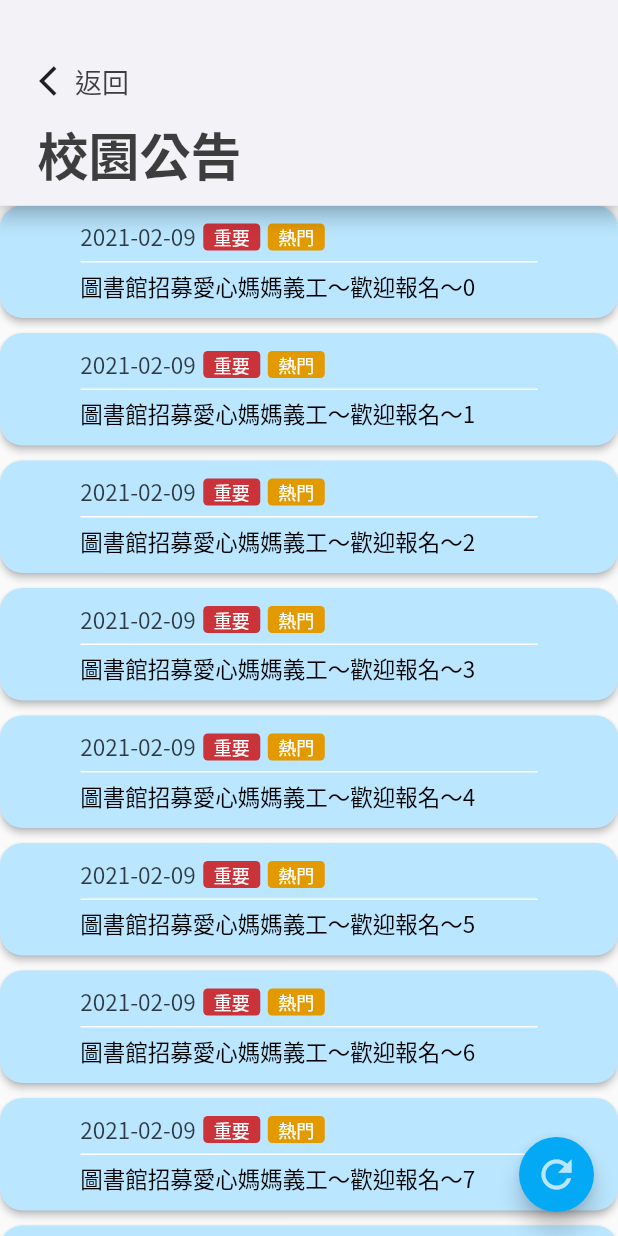
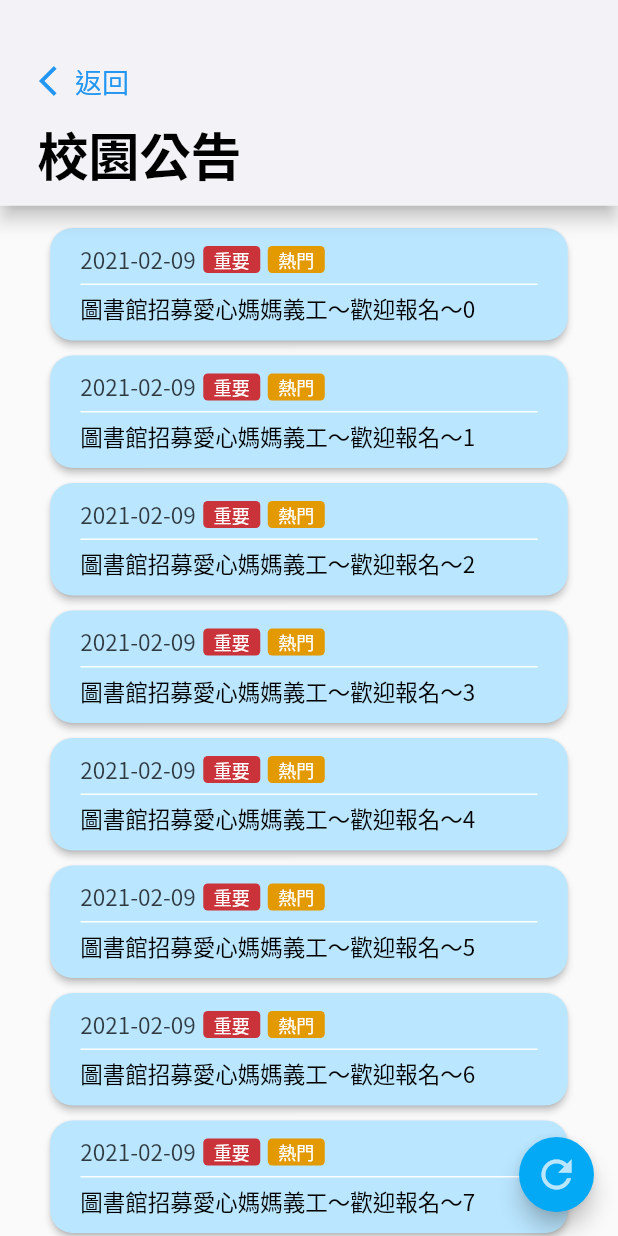
Before and after one commit to Teipo-tw/tcfsh_app, a Flutter app: the PageAnnouncementMain screen opened directly, on a phone screen of 412 x 824 dp. Run offline on Flutter 3.47's test engine with Material 2 defaults, Android fonts, the light colour scheme and no system bars; Roboto replaces fonts that are missing (Noto Sans CJK TC).

Commit message:
去除奧步、修好界面

```diff
--- a/lib/page_announcement_main.dart
+++ b/lib/page_announcement_main.dart
@@ -15,7 +15,7 @@ class _PageAnnouncementMainState extends State<PageAnnouncementMain> {
 
   @override
   void initState() {
-    //監聽滾動事件，列印滾動位置
+    //監聽滾動事件
     _scrollController.addListener(() {
       print(_scrollController.offset); //列印滾動位置
     });
@@ -23,7 +23,7 @@ class _PageAnnouncementMainState extends State<PageAnnouncementMain> {
 
   @override
   void dispose() {
-    //為了避免記憶體洩露，需要呼叫_controller.dispose
+    //避免記憶體洩露，呼叫_scrollController.dispose
     _scrollController.dispose();
     super.dispose();
   }
@@ -57,12 +57,13 @@ class _PageAnnouncementMainState extends State<PageAnnouncementMain> {
                       children: <Widget>[
                         Icon(
                           Icons.arrow_back_ios,
+                          color: Colors.blue,
                           size: 24,
                         ),
                         Text(
                           "返回",
                           style: TextStyle(
-                            color: Color(0xbf000000),
+                            color: Colors.blue,
                             fontSize: 18,
                             fontFamily: "Noto Sans CJK TC",
                             fontWeight: FontWeight.w500,
@@ -80,7 +81,7 @@ class _PageAnnouncementMainState extends State<PageAnnouncementMain> {
                     Text(
                       "校園公告",
                       style: TextStyle(
-                        color: Color(0xbf000000),
+                        color: Colors.black,
                         fontSize: 34,
                         fontFamily: "Noto Sans CJK TC",
                         fontWeight: FontWeight.w700,
@@ -95,8 +96,14 @@ class _PageAnnouncementMainState extends State<PageAnnouncementMain> {
       ),
       body: ListView.separated(
         controller: _scrollController,
+        padding: EdgeInsets.only(top: 15),
         itemBuilder: (BuildContext context, int index) {
-          return MaterialButton(
+          return Row(
+            mainAxisSize: MainAxisSize.min,
+            mainAxisAlignment: MainAxisAlignment.center,
+            crossAxisAlignment: CrossAxisAlignment.center,
+            children: [
+              MaterialButton(
                 //公告按鈕
                 onPressed: () {
                   Navigator.push(context, MaterialPageRoute(builder: (context) {
@@ -108,7 +115,7 @@ class _PageAnnouncementMainState extends State<PageAnnouncementMain> {
                   borderRadius: BorderRadius.circular(15),
                 ),
                 padding: const EdgeInsets.symmetric(
-              horizontal: 10,
+                  horizontal: 20,
                   vertical: 10,
                 ),
                 child: Column(
@@ -200,6 +207,8 @@ class _PageAnnouncementMainState extends State<PageAnnouncementMain> {
                     ),
                   ],
                 ),
+              ),
+            ],
           );
         },
         itemCount: 50,
```
Lines whose indentation alone changed are shown as unchanged.
